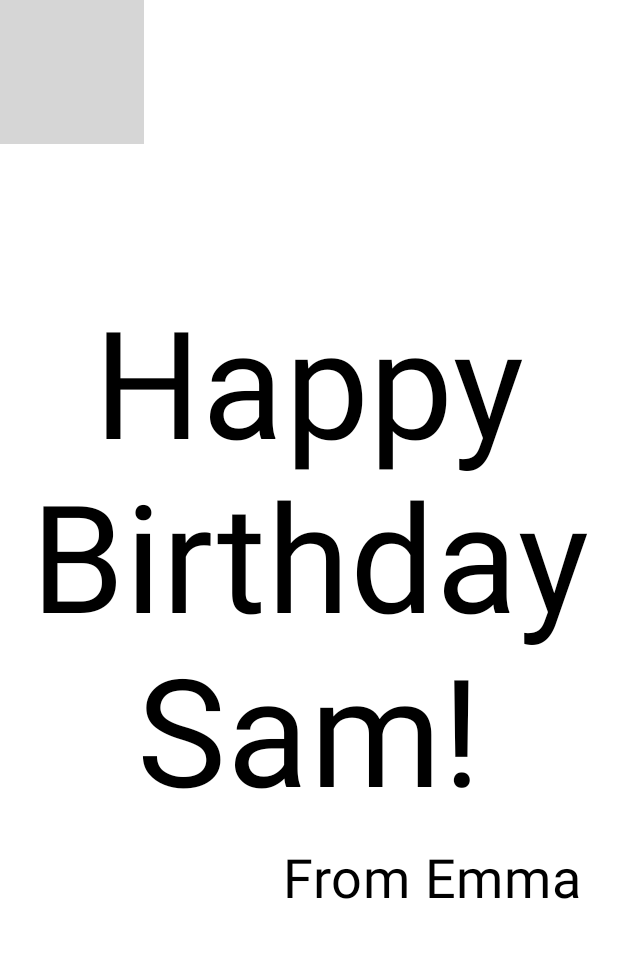
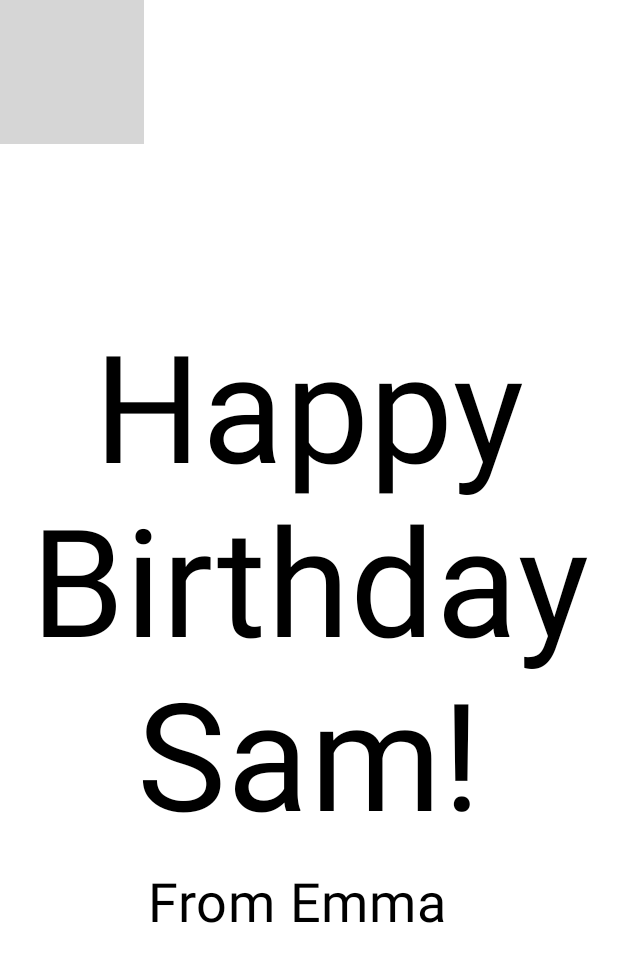
Before and after one commit to Darkgiant24/e-8INF865A2024_GC, an Android app built with Jetpack Compose: the @Preview function BirthdayCardPreview, on a phone screen of 412 x 824 dp. Shown: the top 962 px of the screen. Run offline under Robolectric (Android 15) with nearby library versions, the phone set to English and light mode, and no system bars; grey boxes are pictures that could not be loaded.

Commit message:
avancée jusqu'a la fin du deuxieme

```diff
--- a/app/src/main/java/com/example/happybirthday/MainActivity.kt
+++ b/app/src/main/java/com/example/happybirthday/MainActivity.kt
@@ -15,27 +15,29 @@ import androidx.compose.material3.Text
 import androidx.compose.runtime.Composable
 import androidx.compose.ui.Alignment
 import androidx.compose.ui.Modifier
+import androidx.compose.ui.layout.ContentScale
 import androidx.compose.ui.res.painterResource
+import androidx.compose.ui.res.stringResource
 import androidx.compose.ui.text.style.TextAlign
 import androidx.compose.ui.tooling.preview.Preview
 import androidx.compose.ui.unit.dp
 import androidx.compose.ui.unit.sp
 import com.example.happybirthday.ui.theme.HappyBirthdayTheme
 
+
 class MainActivity : ComponentActivity() {
     override fun onCreate(savedInstanceState: Bundle?) {
         super.onCreate(savedInstanceState)
         setContent {
             HappyBirthdayTheme {
-
+                // A surface container using the 'background' color from the theme
                 Surface(
                     modifier = Modifier.fillMaxSize(),
                     color = MaterialTheme.colorScheme.background
                 ) {
                     GreetingImage(
-                        message = "Happy Birthday Sam!",
-                        from = "From Emma",
-                        modifier = Modifier.padding(8.dp)
+                        stringResource(R.string.happy_birthday_text),
+                        stringResource(R.string.signature_text)
                     )
                 }
             }
@@ -45,6 +47,7 @@ class MainActivity : ComponentActivity() {
 
 @Composable
 fun GreetingText(message: String, from: String, modifier: Modifier = Modifier) {
+    // Create a column so that texts don't overlap
     Column(
         verticalArrangement = Arrangement.Center,
         modifier = modifier
@@ -53,25 +56,29 @@ fun GreetingText(message: String, from: String, modifier: Modifier = Modifier) {
             text = message,
             fontSize = 100.sp,
             lineHeight = 116.sp,
-            textAlign = TextAlign.Center
+            textAlign = TextAlign.Center,
+            modifier = Modifier.padding(top = 16.dp)
         )
         Text(
             text = from,
             fontSize = 36.sp,
             modifier = Modifier
-                .padding(16.dp)
-                .align(alignment = Alignment.End)
+                .padding(top = 16.dp)
+                .padding(end = 16.dp)
+                .align(alignment = Alignment.CenterHorizontally)
+
         )
     }
 }
 
 @Composable
 fun GreetingImage(message: String, from: String, modifier: Modifier = Modifier) {
-    val image = painterResource(R.drawable.androidparty)
     Box(modifier) {
         Image(
-            painter = image,
-            contentDescription = null
+            painter = painterResource(id = R.drawable.androidparty),
+            contentDescription = null,
+            contentScale = ContentScale.Crop,
+            alpha = 0.5F
         )
         GreetingText(
             message = message,
@@ -83,13 +90,13 @@ fun GreetingImage(message: String, from: String, modifier: Modifier = Modifier)
     }
 }
 
-@Preview(showBackground = true)
+@Preview(showBackground = false)
 @Composable
-fun BirthdayCardPreview() {
+private fun BirthdayCardPreview() {
     HappyBirthdayTheme {
         GreetingImage(
-            message = "Happy Birthday Sam!",
-            from = "From Emma"
+            stringResource(R.string.happy_birthday_text),
+            stringResource(R.string.signature_text)
         )
     }
 }
--- a/app/src/main/res/values/strings.xml
+++ b/app/src/main/res/values/strings.xml
@@ -1,3 +1,5 @@
 <resources>
     <string name="app_name">Happy Birthday</string>
+    <string name="happy_birthday_text">Happy Birthday Sam!</string>
+    <string name="signature_text">From Emma</string>
 </resources>
```
